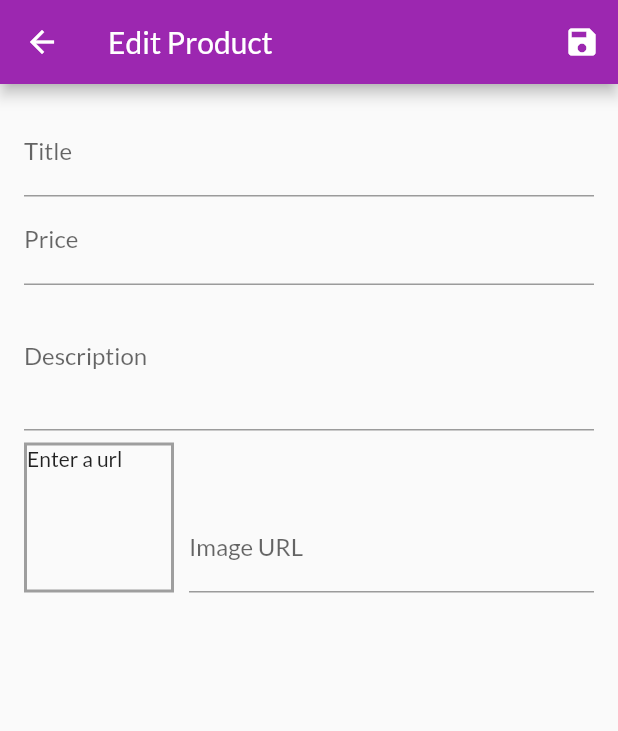
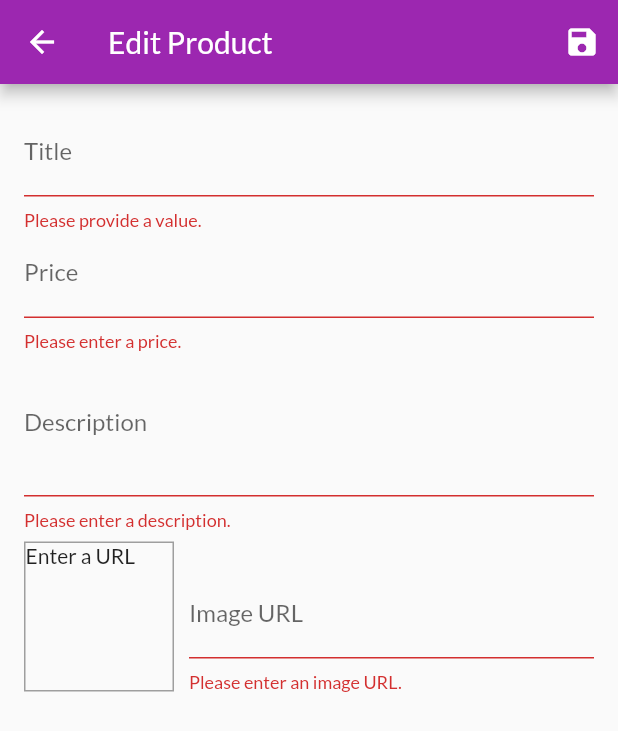
Before and after one commit to Richie1000/vigorGen-User, a Flutter app: the EditProductScreen screen opened by its route, after a tap on the "save" icon, on a phone screen of 412 x 824 dp. Shown: the top 731 px of the screen. Run offline on Flutter 3.47's test engine with Material 2 defaults, Android fonts, the phone set to English and light mode, and no system bars; network calls fail.

Commit message:
Forms for shop completed

```diff
--- a/lib/main.dart
+++ b/lib/main.dart
@@ -1,10 +1,11 @@
 import 'package:flutter/material.dart';
-import './providers/cart.dart';
 import 'package:provider/provider.dart';
+
+import './screens/cart_screen.dart';
 import './screens/product_overview_screen.dart';
 import './screens/product_detail_screen.dart';
-import 'providers/products.dart';
-import './screens/cart_screen.dart';
+import './providers/products.dart';
+import './providers/cart.dart';
 import './providers/orders.dart';
 import './screens/orders_screen.dart';
 import './screens/user_products_screen.dart';
@@ -17,33 +18,31 @@ class MyApp extends StatelessWidget {
   Widget build(BuildContext context) {
     return MultiProvider(
       providers: [
-        ChangeNotifierProvider(
-          create: (ctx) => Products(),
+        ChangeNotifierProvider.value(
+          value: Products(),
         ),
-        ChangeNotifierProvider(
-          create: (ctx) => Cart(),
+        ChangeNotifierProvider.value(
+          value: Cart(),
         ),
-        ChangeNotifierProvider(
-          create: (ctx) => Orders(),
-        )
+        ChangeNotifierProvider.value(
+          value: Orders(),
+        ),
       ],
       child: MaterialApp(
           title: 'MyShop',
           theme: ThemeData(
             primarySwatch: Colors.purple,
             accentColor: Colors.deepOrange,
-          fontFamily: "Lato",
+            fontFamily: 'Lato',
           ),
-        debugShowCheckedModeBanner: false,
           home: ProductsOverviewScreen(),
           routes: {
-          ProductDetailScreen.routeName: (context) => ProductDetailScreen(),
-          CartScreen.routeName: (context) => CartScreen(),
-          OrdersScreen.routeName: (context) => OrdersScreen(),
-          UserProductScreen.routeName: (context) => UserProductScreen(),
-          EditProductScreen.routeName: (context) => EditProductScreen()
-        },
-      ),
+            ProductDetailScreen.routeName: (ctx) => ProductDetailScreen(),
+            CartScreen.routeName: (ctx) => CartScreen(),
+            OrdersScreen.routeName: (ctx) => OrdersScreen(),
+            UserProductsScreen.routeName: (ctx) => UserProductsScreen(),
+            EditProductScreen.routeName: (ctx) => EditProductScreen(),
+          }),
     );
   }
 }
--- a/lib/screens/edit_products_screen.dart
+++ b/lib/screens/edit_products_screen.dart
@@ -1,8 +1,11 @@
 import 'package:flutter/material.dart';
+import 'package:provider/provider.dart';
+
 import '../providers/product.dart';
+import '../providers/products.dart';
 
 class EditProductScreen extends StatefulWidget {
-  static const routeName = "/editProduct";
+  static const routeName = '/edit-product';
 
   @override
   _EditProductScreenState createState() => _EditProductScreenState();
@@ -14,21 +17,53 @@ class _EditProductScreenState extends State<EditProductScreen> {
   final _imageUrlController = TextEditingController();
   final _imageUrlFocusNode = FocusNode();
   final _form = GlobalKey<FormState>();
-  var _editedProduct =
-      Product(id: null, title: "", description: "", price: 0, imageUrl: "");
+  var _editedProduct = Product(
+    id: null,
+    title: '',
+    price: 0,
+    description: '',
+    imageUrl: '',
+  );
+  var _initValues = {
+    'title': '',
+    'description': '',
+    'price': '',
+    'imageUrl': '',
+  };
+  var _isInit = true;
 
   @override
   void initState() {
-    // TODO: implement initState
     _imageUrlFocusNode.addListener(_updateImageUrl);
     super.initState();
   }
 
   @override
+  void didChangeDependencies() {
+    if (_isInit) {
+      final productId = ModalRoute.of(context).settings.arguments as String;
+      if (productId != null) {
+        _editedProduct =
+            Provider.of<Products>(context, listen: false).findById(productId);
+        _initValues = {
+          'title': _editedProduct.title,
+          'description': _editedProduct.description,
+          'price': _editedProduct.price.toString(),
+          // 'imageUrl': _editedProduct.imageUrl,
+          'imageUrl': '',
+        };
+        _imageUrlController.text = _editedProduct.imageUrl;
+      }
+    }
+    _isInit = false;
+    super.didChangeDependencies();
+  }
+
+  @override
   void dispose() {
     _imageUrlFocusNode.removeListener(_updateImageUrl);
+    _priceFocusNode.dispose();
     _descriptionFocusNode.dispose();
-    _priceFocusNode.dispose();
     _imageUrlController.dispose();
     _imageUrlFocusNode.dispose();
     super.dispose();
@@ -36,25 +71,42 @@ class _EditProductScreenState extends State<EditProductScreen> {
 
   void _updateImageUrl() {
     if (!_imageUrlFocusNode.hasFocus) {
+      if ((!_imageUrlController.text.startsWith('http') &&
+              !_imageUrlController.text.startsWith('https')) ||
+          (!_imageUrlController.text.endsWith('.png') &&
+              !_imageUrlController.text.endsWith('.jpg') &&
+              !_imageUrlController.text.endsWith('.jpeg'))) {
+        return;
+      }
       setState(() {});
     }
   }
 
   void _saveForm() {
+    final isValid = _form.currentState.validate();
+    if (!isValid) {
+      return;
+    }
     _form.currentState.save();
-    print(_editedProduct.title);
-    print(_editedProduct.description);
-    print(_editedProduct.price);
-    print(_editedProduct.imageUrl);
+    if (_editedProduct.id != null) {
+      Provider.of<Products>(context, listen: false)
+          .updateProduct(_editedProduct.id, _editedProduct);
+    } else {
+      Provider.of<Products>(context, listen: false).addProduct(_editedProduct);
+    }
+    Navigator.of(context).pop();
   }
 
   @override
   Widget build(BuildContext context) {
     return Scaffold(
       appBar: AppBar(
-        title: Text("Edit Product"),
+        title: Text('Edit Product'),
         actions: <Widget>[
-          IconButton(onPressed: (_saveForm), icon: Icon(Icons.save))
+          IconButton(
+            icon: Icon(Icons.save),
+            onPressed: _saveForm,
+          ),
         ],
       ),
       body: Padding(
@@ -64,54 +116,83 @@ class _EditProductScreenState extends State<EditProductScreen> {
           child: ListView(
             children: <Widget>[
               TextFormField(
+                initialValue: _initValues['title'],
                 decoration: InputDecoration(labelText: 'Title'),
                 textInputAction: TextInputAction.next,
                 onFieldSubmitted: (_) {
                   FocusScope.of(context).requestFocus(_priceFocusNode);
                 },
+                validator: (value) {
+                  if (value.isEmpty) {
+                    return 'Please provide a value.';
+                  }
+                  return null;
+                },
                 onSaved: (value) {
                   _editedProduct = Product(
-                        id: null,
                       title: value,
+                      price: _editedProduct.price,
                       description: _editedProduct.description,
-                        price: _editedProduct.price,
-                        imageUrl: _editedProduct.imageUrl);
+                      imageUrl: _editedProduct.imageUrl,
+                      id: _editedProduct.id,
+                      isFavourite: _editedProduct.isFavourite);
                 },
               ),
               TextFormField(
-                  decoration: InputDecoration(
-                    labelText: 'Price',
-                  ),
+                initialValue: _initValues['price'],
+                decoration: InputDecoration(labelText: 'Price'),
                 textInputAction: TextInputAction.next,
                 keyboardType: TextInputType.number,
                 focusNode: _priceFocusNode,
                 onFieldSubmitted: (_) {
                   FocusScope.of(context).requestFocus(_descriptionFocusNode);
                 },
+                validator: (value) {
+                  if (value.isEmpty) {
+                    return 'Please enter a price.';
+                  }
+                  if (double.tryParse(value) == null) {
+                    return 'Please enter a valid number.';
+                  }
+                  if (double.parse(value) <= 0) {
+                    return 'Please enter a number greater than zero.';
+                  }
+                  return null;
+                },
                 onSaved: (value) {
                   _editedProduct = Product(
-                        id: null,
                       title: _editedProduct.title,
+                      price: double.parse(value),
                       description: _editedProduct.description,
-                        price: double.parse(value),
-                        imageUrl: _editedProduct.imageUrl);
+                      imageUrl: _editedProduct.imageUrl,
+                      id: _editedProduct.id,
+                      isFavourite: _editedProduct.isFavourite);
                 },
               ),
               TextFormField(
-                  decoration: InputDecoration(
-                    labelText: 'Description',
-                  ),
+                initialValue: _initValues['description'],
+                decoration: InputDecoration(labelText: 'Description'),
                 maxLines: 3,
-                  textInputAction: TextInputAction.next,
                 keyboardType: TextInputType.multiline,
                 focusNode: _descriptionFocusNode,
+                validator: (value) {
+                  if (value.isEmpty) {
+                    return 'Please enter a description.';
+                  }
+                  if (value.length < 10) {
+                    return 'Should be at least 10 characters long.';
+                  }
+                  return null;
+                },
                 onSaved: (value) {
                   _editedProduct = Product(
-                        id: null,
                     title: _editedProduct.title,
+                    price: _editedProduct.price,
                     description: value,
-                        price: _editedProduct.price,
-                        imageUrl: _editedProduct.imageUrl);
+                    imageUrl: _editedProduct.imageUrl,
+                    id: _editedProduct.id,
+                    isFavourite: _editedProduct.isFavourite,
+                  );
                 },
               ),
               Row(
@@ -120,17 +201,24 @@ class _EditProductScreenState extends State<EditProductScreen> {
                   Container(
                     width: 100,
                     height: 100,
-                      margin: EdgeInsets.only(top: 8, right: 10),
+                    margin: EdgeInsets.only(
+                      top: 8,
+                      right: 10,
+                    ),
                     decoration: BoxDecoration(
-                          border: Border.all(width: 2, color: Colors.grey)),
-                      child: Container(
+                      border: Border.all(
+                        width: 1,
+                        color: Colors.grey,
+                      ),
+                    ),
                     child: _imageUrlController.text.isEmpty
-                              ? Text("Enter a url")
+                        ? Text('Enter a URL')
                         : FittedBox(
-                                  child:
-                                      Image.network(_imageUrlController.text),
+                            child: Image.network(
+                              _imageUrlController.text,
                               fit: BoxFit.cover,
-                                )),
+                            ),
+                          ),
                   ),
                   Expanded(
                     child: TextFormField(
@@ -138,25 +226,42 @@ class _EditProductScreenState extends State<EditProductScreen> {
                       keyboardType: TextInputType.url,
                       textInputAction: TextInputAction.done,
                       controller: _imageUrlController,
-                      onEditingComplete: () {
-                        setState(() {});
-                      },
+                      focusNode: _imageUrlFocusNode,
                       onFieldSubmitted: (_) {
                         _saveForm();
                       },
+                      validator: (value) {
+                        if (value.isEmpty) {
+                          return 'Please enter an image URL.';
+                        }
+                        if (!value.startsWith('http') &&
+                            !value.startsWith('https')) {
+                          return 'Please enter a valid URL.';
+                        }
+                        if (!value.endsWith('.png') &&
+                            !value.endsWith('.jpg') &&
+                            !value.endsWith('.jpeg')) {
+                          return 'Please enter a valid image URL.';
+                        }
+                        return null;
+                      },
                       onSaved: (value) {
                         _editedProduct = Product(
-                            id: null,
                           title: _editedProduct.title,
+                          price: _editedProduct.price,
                           description: _editedProduct.description,
-                            price: _editedProduct.price,
-                            imageUrl: value);
+                          imageUrl: value,
+                          id: _editedProduct.id,
+                          isFavourite: _editedProduct.isFavourite,
+                        );
                       },
-                    )),
+                    ),
+                  ),
                 ],
-                )
+              ),
             ],
-            )),
+          ),
+        ),
       ),
     );
   }
--- a/lib/widgets/app_drawer.dart
+++ b/lib/widgets/app_drawer.dart
@@ -35,7 +35,7 @@ class AppDrawer extends StatelessWidget {
             title: Text("Manage Products"),
             onTap: () {
               Navigator.of(context)
-                  .pushReplacementNamed(UserProductScreen.routeName);
+                  .pushReplacementNamed(UserProductsScreen.routeName);
             },
           ),
         ],
```
Also changed, not shown: lib/providers/products.dart (+39 -19 lines), lib/screens/user_products_screen.dart (+14 -9 lines), lib/widgets/product_grid.dart (+13 -20 lines), lib/widgets/user_product_item.dart (+17 -6 lines). Lines whose indentation alone changed are shown as unchanged.
